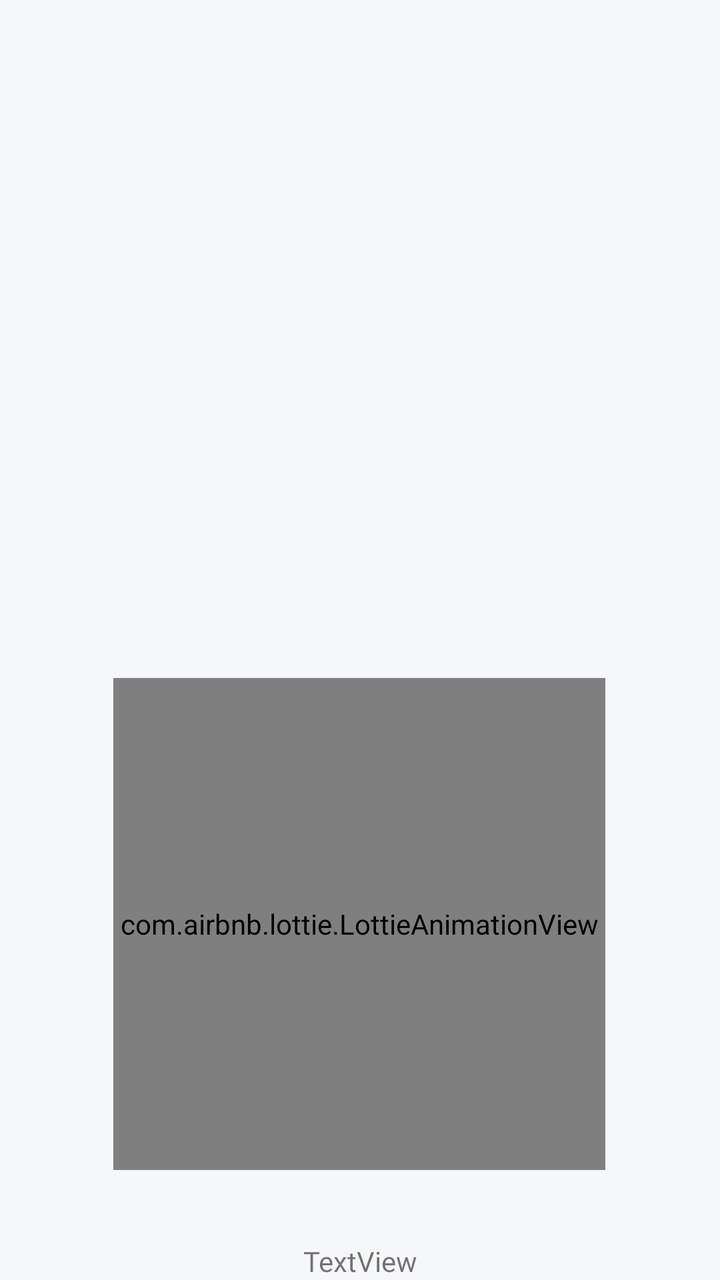
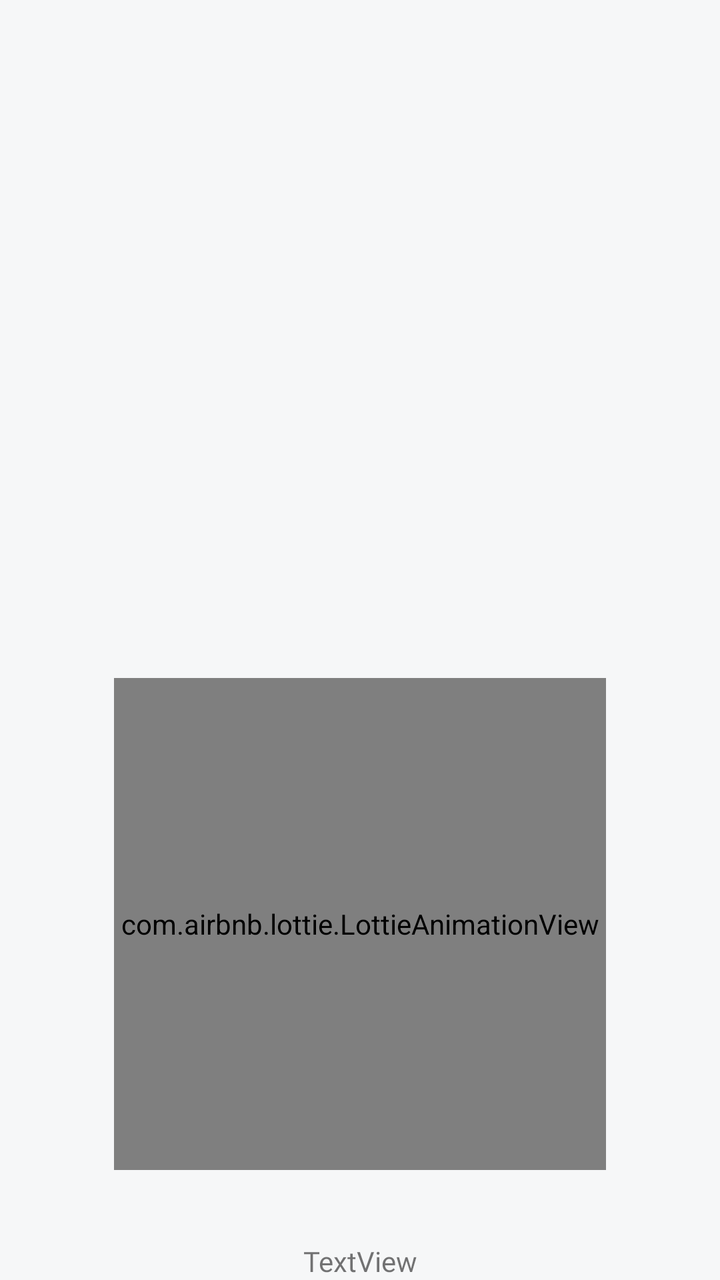

An Android layout rendered at two revisions. The XML below is the earlier revision; the diff shows what the commit changed to produce the second picture.
<!-- AndroidManifest.xml: application theme Theme.BeYourEyes -->
<!-- res/layout/fragment_onboarding.xml -->
<?xml version="1.0" encoding="utf-8"?>
<androidx.constraintlayout.widget.ConstraintLayout
    xmlns:android="http://schemas.android.com/apk/res/android"
    xmlns:app="http://schemas.android.com/apk/res-auto"
    xmlns:tools="http://schemas.android.com/tools"
    android:layout_width="match_parent"
    android:layout_height="match_parent"
    android:background="@color/gray_50"
    tools:context=".fragment_onboarding">

    <com.airbnb.lottie.LottieAnimationView
        android:id="@+id/lottieView"
        android:layout_width="246dp"
        android:layout_height="246dp"
        android:layout_marginBottom="36dp"
        app:layout_constraintBottom_toTopOf="@+id/textView"
        app:layout_constraintEnd_toEndOf="parent"
        app:layout_constraintHorizontal_bias="0.496"
        app:layout_constraintStart_toStartOf="parent"
        app:lottie_autoPlay="true"
        app:lottie_loop="true"
        app:lottie_rawRes="@raw/onboard_1" />


    <TextView
        android:id="@+id/textView"
        android:layout_width="wrap_content"
        android:layout_height="wrap_content"
        android:fontFamily="@font/wanted_sans_semi_bold"
        android:text="TextView"
        android:textAlignment="center"
        app:layout_constraintBottom_toBottomOf="parent"
        app:layout_constraintEnd_toEndOf="parent"
        app:layout_constraintStart_toStartOf="parent" />


</androidx.constraintlayout.widget.ConstraintLayout>
<!-- resources referenced by this layout -->
<resources>
  <color name="gray_50">#F6F7F8</color>
  <style name="Theme.BeYourEyes" parent="Theme.MaterialComponents.Light.NoActionBar">
          
          <item name="colorPrimary">@color/blue_500</item>
          <item name="colorPrimaryVariant">@color/blue_700</item>
          <item name="colorOnPrimary">@color/white</item>
          
          <item name="colorSecondary">@color/teal_200</item>
          <item name="colorSecondaryVariant">@color/teal_700</item>
          <item name="colorOnSecondary">@color/black</item>
          
          <item name="android:statusBarColor">@color/gray_50</item>
          <item name="android:windowLightStatusBar">true</item>
          <item name="android:navigationBarColor">@color/gray_50</item>
          
          <item name="chipStyle">@style/TextChipStyle</item>
      </style>
  <color name="blue_500">#3379FE</color>
  <color name="blue_700">#1543E0</color>
  <color name="white">#FFFFFF</color>
  <color name="teal_200">#FF03DAC5</color>
  <color name="teal_700">#FF018786</color>
  <color name="black">#FF000000</color>
  <style name="TextChipStyle" parent="Widget.MaterialComponents.Chip.Choice">
          <item name="chipCornerRadius">10dp</item>
          <item name="chipMinHeight">58dp</item>
          <item name="chipBackgroundColor">@color/chip_bg_color</item>
          <item name="android:textColor">@color/chip_text_color</item>
          <item name="chipStrokeColor">@color/chip_stroke_color</item>
          <item name="chipStrokeWidth">2dp</item>
          <item name="android:textAlignment">center</item>
          <item name="fontFamily">@font/wanted_sans_semi_bold</item>
          <item name="android:textSize">16sp</item>
          <item name="android:paddingTop">14dp</item>
          <item name="android:paddingBottom">14dp</item>
      </style>
</resources>

<!-- the commit's change to res/layout/fragment_onboarding.xml (unified diff, before → after) -->
@@ -15,11 +15,11 @@
         android:layout_marginBottom="36dp"
         app:layout_constraintBottom_toTopOf="@+id/textView"
         app:layout_constraintEnd_toEndOf="parent"
-        app:layout_constraintHorizontal_bias="0.496"
+        app:layout_constraintHorizontal_bias="0.5"
         app:layout_constraintStart_toStartOf="parent"
         app:lottie_autoPlay="true"
         app:lottie_loop="true"
-        app:lottie_rawRes="@raw/onboard_1" />
+        app:lottie_rawRes="@raw/onboard_2" />
 
 
     <TextView
